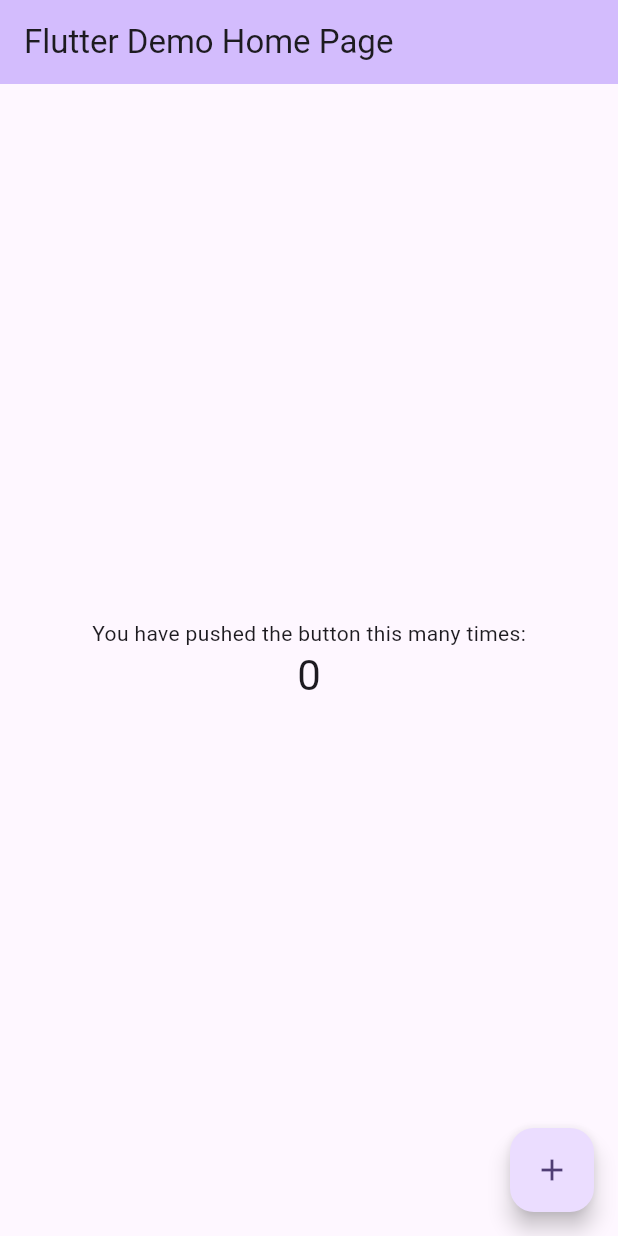
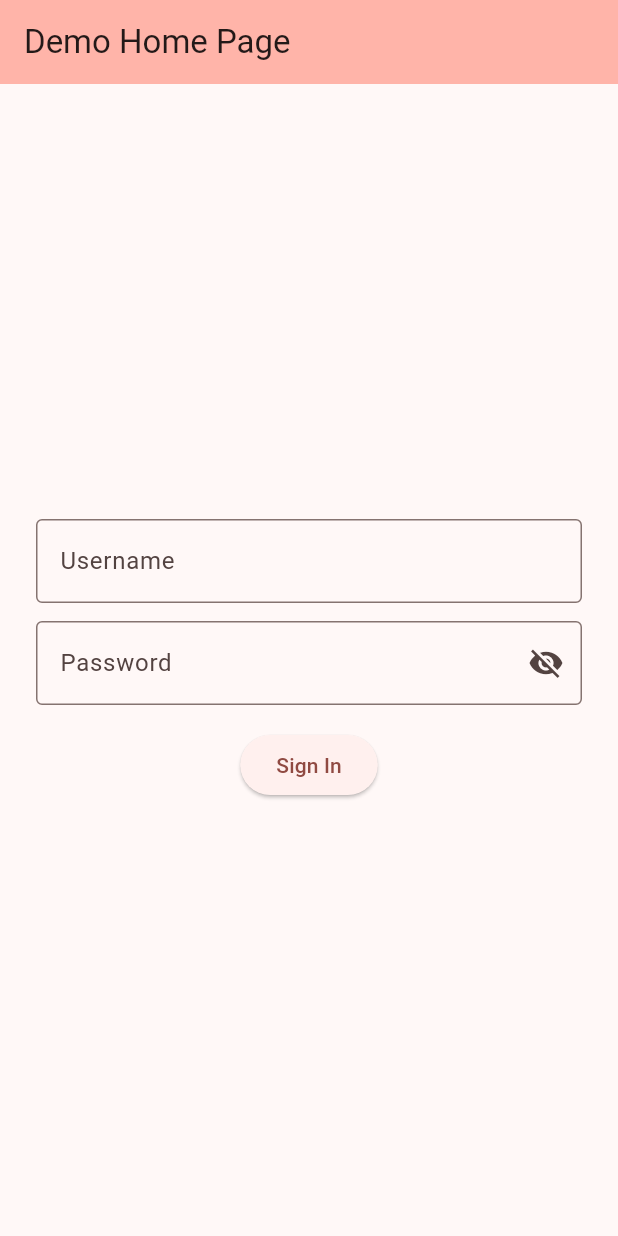
Before and after one commit to LD-UO/SEG4105-POC, a Flutter app: the screen it shows after launch, on a phone screen of 412 x 824 dp. Run offline on Flutter 3.47's test engine with Material 3 defaults, Android fonts, the phone set to English and light mode, and no system bars; our stand-ins replace image_picker.

Commit message:
views main flow + ingredient model

```diff
--- a/flutter_app/lib/main.dart
+++ b/flutter_app/lib/main.dart
@@ -1,4 +1,5 @@
 import 'package:flutter/material.dart';
+import 'photo_upload.dart'; // added import for the new view
 
 void main() {
   runApp(const MyApp());
@@ -28,9 +29,9 @@ class MyApp extends StatelessWidget {
         //
         // This works for code too, not just values: Most code changes can be
         // tested with just a hot reload.
-        colorScheme: ColorScheme.fromSeed(seedColor: Colors.deepPurple),
+        colorScheme: ColorScheme.fromSeed(seedColor: Colors.red),
       ),
-      home: const MyHomePage(title: 'Flutter Demo Home Page'),
+      home: const MyHomePage(title: 'Demo Home Page'),
     );
   }
 }
@@ -54,24 +55,21 @@ class MyHomePage extends StatefulWidget {
 }
 
 class _MyHomePageState extends State<MyHomePage> {
-  int _counter = 0;
+  // added form key and controllers
+  final _formKey = GlobalKey<FormState>();
+  final TextEditingController _usernameController = TextEditingController();
+  final TextEditingController _passwordController = TextEditingController();
+  bool _obscurePassword = true;
 
-  void _incrementCounter() {
-    setState(() {
-      // This call to setState tells the Flutter framework that something has
-      // changed in this State, which causes it to rerun the build method below
-      // so that the display can reflect the updated values. If we changed
-      // _counter without calling setState(), then the build method would not be
-      // called again, and so nothing would appear to happen.
-      _counter++;
-    });
+  @override
+  void dispose() {
+    _usernameController.dispose();
+    _passwordController.dispose();
+    super.dispose();
   }
 
   @override
   Widget build(BuildContext context) {
-    // This method is rerun every time setState is called, for instance as done
-    // by the _incrementCounter method above.
-    //
     // The Flutter framework has been optimized to make rerunning build methods
     // fast, so that you can just rebuild anything that needs updating rather
     // than having to individually change instances of widgets.
@@ -86,37 +84,70 @@ class _MyHomePageState extends State<MyHomePage> {
         title: Text(widget.title),
       ),
       body: Center(
-        // Center is a layout widget. It takes a single child and positions it
-        // in the middle of the parent.
-        child: Column(
-          // Column is also a layout widget. It takes a list of children and
-          // arranges them vertically. By default, it sizes itself to fit its
-          // children horizontally, and tries to be as tall as its parent.
-          //
-          // Column has various properties to control how it sizes itself and
-          // how it positions its children. Here we use mainAxisAlignment to
-          // center the children vertically; the main axis here is the vertical
-          // axis because Columns are vertical (the cross axis would be
-          // horizontal).
-          //
-          // TRY THIS: Invoke "debug painting" (choose the "Toggle Debug Paint"
-          // action in the IDE, or press "p" in the console), to see the
-          // wireframe for each widget.
-          mainAxisAlignment: MainAxisAlignment.center,
-          children: <Widget>[
-            const Text('You have pushed the button this many times:'),
-            Text(
-              '$_counter',
-              style: Theme.of(context).textTheme.headlineMedium,
+        child: Padding(
+          padding: const EdgeInsets.symmetric(horizontal: 24.0),
+          child: Form(
+            key: _formKey,
+            child: Column(
+              mainAxisAlignment: MainAxisAlignment.center,
+              children: <Widget>[
+                // username field
+                TextFormField(
+                  controller: _usernameController,
+                  decoration: const InputDecoration(
+                    labelText: 'Username',
+                    border: OutlineInputBorder(),
+                  ),
+                  validator: (value) {
+                    if (value == null || value.isEmpty) {
+                      return 'Please enter your username';
+                    }
+                    return null;
+                  },
+                ),
+                const SizedBox(height: 12),
+                // password field
+                TextFormField(
+                  controller: _passwordController,
+                  obscureText: _obscurePassword,
+                  decoration: InputDecoration(
+                    labelText: 'Password',
+                    border: const OutlineInputBorder(),
+                    suffixIcon: IconButton(
+                      icon: Icon(
+                        _obscurePassword ? Icons.visibility_off : Icons.visibility,
+                      ),
+                      onPressed: () {
+                        setState(() {
+                          _obscurePassword = !_obscurePassword;
+                        });
+                      },
+                    ),
+                  ),
+                  validator: (value) {
+                    if (value == null || value.isEmpty) {
+                      return 'Please enter your password';
+                    }
+                    return null;
+                  },
+                ),
+                const SizedBox(height: 16),
+                // sign in button validates form before navigating
+                ElevatedButton(
+                  onPressed: () {
+                    if (_formKey.currentState?.validate() ?? false) {
+                      Navigator.of(context).push(
+                        MaterialPageRoute(builder: (_) => const PhotoUploadPage()),
+                      );
+                    }
+                  },
+                  child: const Text('Sign In'),
+                ),
+              ],
             ),
-          ],
+          ),
         ),
       ),
-      floatingActionButton: FloatingActionButton(
-        onPressed: _incrementCounter,
-        tooltip: 'Increment',
-        child: const Icon(Icons.add),
-      ), // This trailing comma makes auto-formatting nicer for build methods.
     );
   }
 }
--- /dev/null
+++ b/flutter_app/lib/models/ingredient.dart
@@ -0,0 +1,6 @@
+class Ingredient {
+  final String name;
+  final double grams;
+
+  Ingredient({required this.name, required this.grams});
+}
--- a/flutter_app/pubspec.yaml
+++ b/flutter_app/pubspec.yaml
@@ -34,6 +34,8 @@ dependencies:
   # The following adds the Cupertino Icons font to your application.
   # Use with the CupertinoIcons class for iOS style icons.
   cupertino_icons: ^1.0.8
+  # Use with the ImagePicker class for picking images from camera roll.
+  image_picker: ^0.8.7+4
 
 dev_dependencies:
   flutter_test:
```
Also changed, not shown: flutter_app/lib/ai_preview.dart (added, +66 -0 lines), flutter_app/lib/photo_upload.dart (added, +93 -0 lines), flutter_app/lib/widgets/ingredient_list.dart (added, +45 -0 lines), 5 other files.
